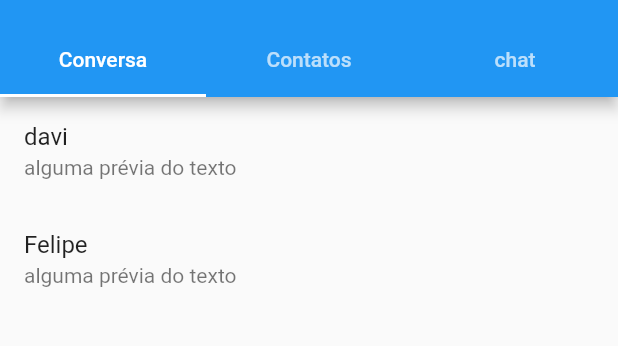
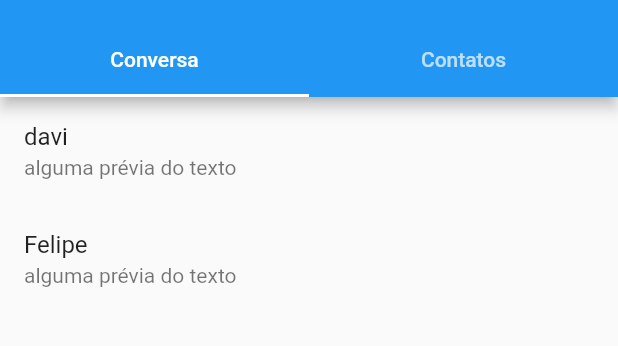
Before and after one commit to davi133/app-mensagens-si700, a Flutter app: the screen it shows after launch, on a phone screen of 412 x 824 dp, the part 59-405 px from its top. Run offline on Flutter 3.47's test engine with Material 2 defaults, Android fonts, the light colour scheme and no system bars; key blocks and very long unbroken strings in the code were emptied for the run.

Commit message:
navegabilidade entre chats

```diff
--- a/lib/View/Home.dart
+++ b/lib/View/Home.dart
@@ -12,20 +12,18 @@ class Home extends StatelessWidget {
   @override
   Widget build(BuildContext context) {
     return DefaultTabController(
-        length: 3,
+        length: 2,
         child: Scaffold(
           appBar: AppBar(
             title: const Text("WhatsApp 2"),
             bottom: const TabBar(tabs: [
               Tab(text: "Conversa"),
               Tab(text: "Contatos"),
-              Tab(text: "chat"),
             ]),
           ),
           body: TabBarView(children: [
             TelaConversas(),
             TelaContatos(),
-            ChatScreen(),
           ]),
         ),
       );
--- a/lib/View/conversa_tile.dart
+++ b/lib/View/conversa_tile.dart
@@ -1,19 +1,35 @@
 import 'package:flutter/material.dart';
+import 'package:flutter_atividade2/View/Chat.dart';
 import '../model/user.dart';
 
 class ConversaTile extends StatelessWidget {
 
-  const ConversaTile(this.user,{super.key});
+  const ConversaTile(this.user,{super.key, this.onPressed=(pressedDefault)});
   final User user;
+  final Function onPressed;
+
 
   @override
   Widget build(BuildContext context) {
     //return Text(user.toString());
 
-    return ListTile(
-      title: Text(user.nome),
-      subtitle:const Text("alguma prévia do texto"),
+    return GestureDetector(
+      onTap: (){
+        Navigator.of(context).push(
+          MaterialPageRoute(builder: (BuildContext ctx){return ChatScreen(user);})
+        );
 
+      },
+      child: ListTile(
+        title: Text(user.nome),
+        subtitle:const Text("alguma prévia do texto"),
+
+      ),
     );
   }
 }
+
+void pressedDefault ()
+{
+  return;
+}
```
Also changed, not shown: lib/View/Chat.dart (+13 -9 lines).
